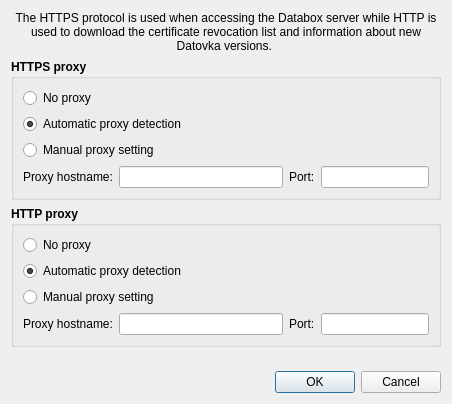
Above: src/gui/ui/dlg_proxysets.ui from psakar/datovka before the change. Below: the same form after it.
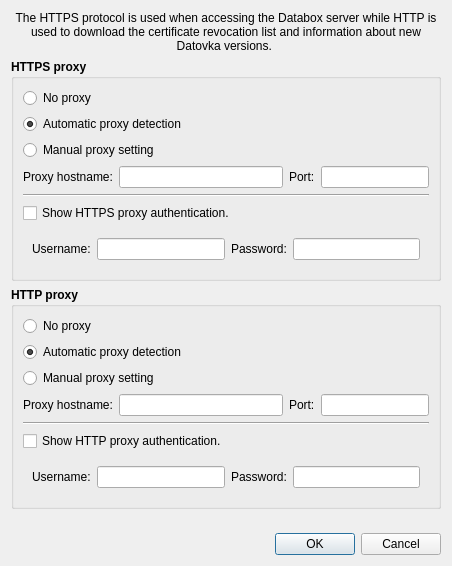
That is the form after the change. Icons and pictures are not drawn.

Commit message: Updated proxy dialogue window to meet old Datovka.

Patch:
```diff
--- a/src/gui/ui/dlg_proxysets.ui
+++ b/src/gui/ui/dlg_proxysets.ui
@@ -7,7 +7,7 @@
     <x>0</x>
     <y>0</y>
     <width>452</width>
-    <height>404</height>
+    <height>566</height>
    </rect>
   </property>
   <property name="sizePolicy">
@@ -19,7 +19,7 @@
   <property name="minimumSize">
    <size>
     <width>400</width>
-    <height>360</height>
+    <height>400</height>
    </size>
   </property>
   <property name="sizeIncrement">
@@ -162,6 +162,68 @@
         </item>
        </layout>
       </item>
+      <item>
+       <widget class="Line" name="httpsLine">
+        <property name="orientation">
+         <enum>Qt::Horizontal</enum>
+        </property>
+       </widget>
+      </item>
+      <item>
+       <widget class="QCheckBox" name="httpsAuthenticationCheckbox">
+        <property name="font">
+         <font>
+          <weight>50</weight>
+          <bold>false</bold>
+         </font>
+        </property>
+        <property name="text">
+         <string>Show HTTPS proxy authentication.</string>
+        </property>
+       </widget>
+      </item>
+      <item>
+       <widget class="QWidget" name="httpsProxyAuth" native="true">
+        <layout class="QHBoxLayout" name="horizontalLayout">
+         <item>
+          <widget class="QLabel" name="httpsUnameLabel">
+           <property name="font">
+            <font>
+             <weight>50</weight>
+             <bold>false</bold>
+            </font>
+           </property>
+           <property name="text">
+            <string>Username:</string>
+           </property>
+          </widget>
+         </item>
+         <item>
+          <widget class="QLineEdit" name="httpsUnameEdit"/>
+         </item>
+         <item>
+          <widget class="QLabel" name="httpsPwdLabel">
+           <property name="font">
+            <font>
+             <weight>50</weight>
+             <bold>false</bold>
+            </font>
+           </property>
+           <property name="text">
+            <string>Password:</string>
+           </property>
+          </widget>
+         </item>
+         <item>
+          <widget class="QLineEdit" name="httpsPwdEdit">
+           <property name="echoMode">
+            <enum>QLineEdit::Password</enum>
+           </property>
+          </widget>
+         </item>
+        </layout>
+       </widget>
+      </item>
      </layout>
     </widget>
    </item>
@@ -287,6 +349,68 @@
         </item>
        </layout>
       </item>
+      <item>
+       <widget class="Line" name="httpLine">
+        <property name="orientation">
+         <enum>Qt::Horizontal</enum>
+        </property>
+       </widget>
+      </item>
+      <item>
+       <widget class="QCheckBox" name="httpAuthenticationCheckbox">
+        <property name="font">
+         <font>
+          <weight>50</weight>
+          <bold>false</bold>
+         </font>
+        </property>
+        <property name="text">
+         <string>Show HTTP proxy authentication.</string>
+        </property>
+       </widget>
+      </item>
+      <item>
+       <widget class="QWidget" name="httpProxyAuth" native="true">
+        <layout class="QHBoxLayout" name="horizontalLayout_2">
+         <item>
+          <widget class="QLabel" name="httpUnameLabel">
+           <property name="font">
+            <font>
+             <weight>50</weight>
+             <bold>false</bold>
+            </font>
+           </property>
+           <property name="text">
+            <string>Username:</string>
+           </property>
+          </widget>
+         </item>
+         <item>
+          <widget class="QLineEdit" name="httpUnameEdit"/>
+         </item>
+         <item>
+          <widget class="QLabel" name="httpPwdLabel">
+           <property name="font">
+            <font>
+             <weight>50</weight>
+             <bold>false</bold>
+            </font>
+           </property>
+           <property name="text">
+            <string>Password:</string>
+           </property>
+          </widget>
+         </item>
+         <item>
+          <widget class="QLineEdit" name="httpPwdEdit">
+           <property name="echoMode">
+            <enum>QLineEdit::Password</enum>
+           </property>
+          </widget>
+         </item>
+        </layout>
+       </widget>
+      </item>
      </layout>
     </widget>
    </item>
```
Left out of the diff: 32 changed lines with no effect on the pictures. The commit also changes 2 other files.
